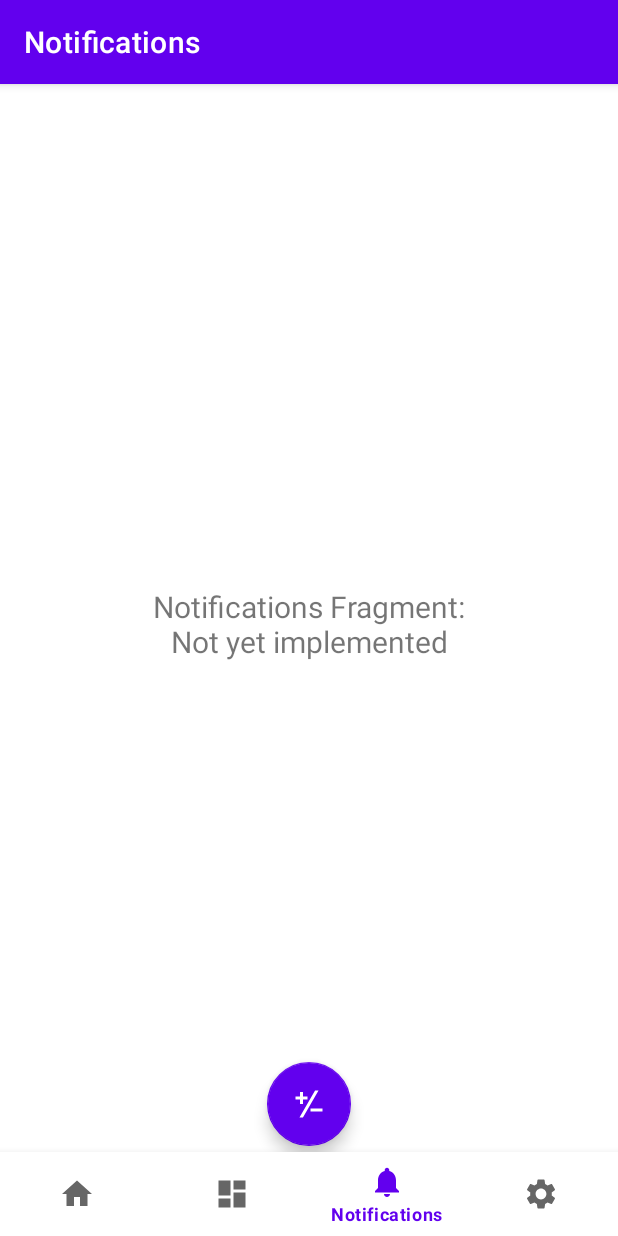
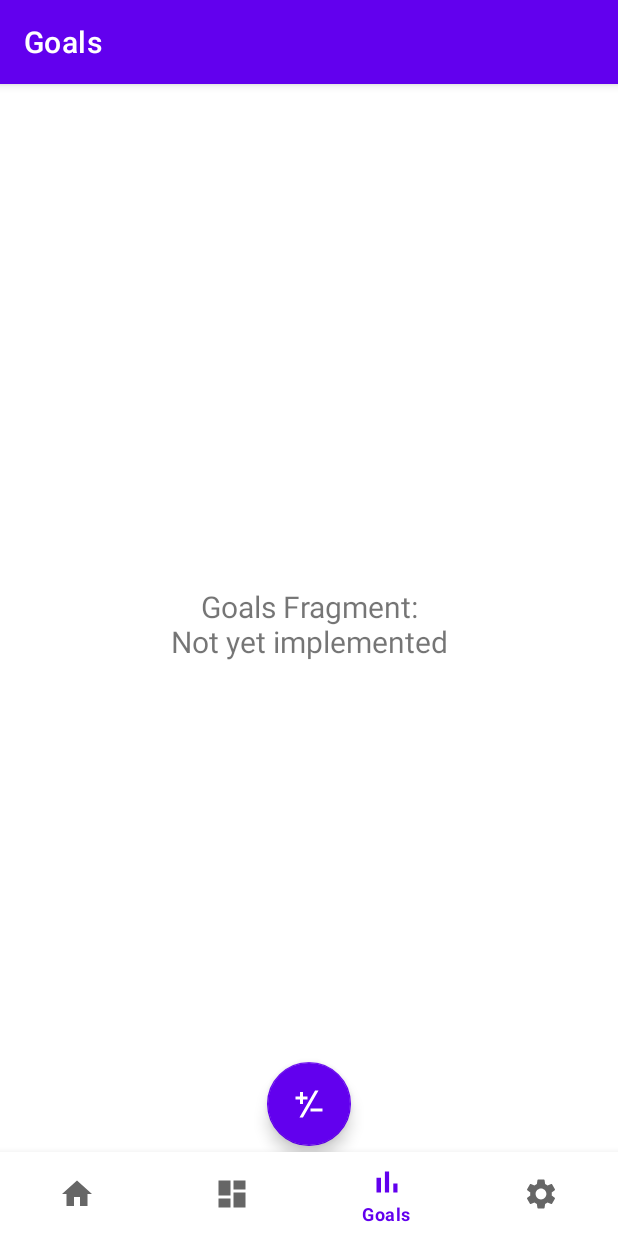
Before and after one commit to amj311/FoodInventoryDemo, an Android app: the NotificationsFragment screen opened through its navigation route, on a phone screen of 412 x 824 dp. Run offline under Robolectric (Android 15) with nearby library versions, the phone set to English and light mode, and no system bars; our stand-ins replace Volley, navigation-ui.

Commit message:
visual fixes

```diff
--- a/app/src/main/java/com/example/foodinventorydemo/ui/notifications/NotificationsViewModel.java
+++ b/app/src/main/java/com/example/foodinventorydemo/ui/notifications/NotificationsViewModel.java
@@ -10,7 +10,7 @@ public class NotificationsViewModel extends ViewModel {
 
     public NotificationsViewModel() {
         mText = new MutableLiveData<>();
-        mText.setValue("Notifications Fragment:\nNot yet implemented");
+        mText.setValue("Goals Fragment:\nNot yet implemented");
     }
 
     public LiveData<String> getText() {
--- /dev/null
+++ b/app/src/main/res/drawable/ic_baseline_bar_chart_24.xml
@@ -0,0 +1,10 @@
+<vector xmlns:android="http://schemas.android.com/apk/res/android"
+    android:width="24dp"
+    android:height="24dp"
+    android:viewportWidth="24"
+    android:viewportHeight="24"
+    android:tint="?attr/colorControlNormal">
+  <path
+      android:fillColor="@android:color/white"
+      android:pathData="M5,9.2h3L8,19L5,19zM10.6,5h2.8v14h-2.8zM16.2,13L19,13v6h-2.8z"/>
+</vector>
--- a/app/src/main/res/layout/list_group.xml
+++ b/app/src/main/res/layout/list_group.xml
@@ -12,6 +12,7 @@
         android:layout_height="wrap_content"
         android:paddingBottom="10dp"
         android:paddingTop="10dp"
+        android:textSize="18sp"
         tools:text="LIFE EVENTS"
         android:layout_marginLeft="32dp" />
 
--- a/app/src/main/res/menu/bottom_nav_menu.xml
+++ b/app/src/main/res/menu/bottom_nav_menu.xml
@@ -13,7 +13,7 @@
 
     <item
         android:id="@+id/navigation_notifications"
-        android:icon="@drawable/ic_notifications_black_24dp"
+        android:icon="@drawable/ic_baseline_bar_chart_24"
         android:title="@string/title_notifications" />
 
     <item
--- a/app/src/main/res/navigation/mobile_navigation.xml
+++ b/app/src/main/res/navigation/mobile_navigation.xml
@@ -8,7 +8,7 @@
     <fragment
         android:id="@+id/navigation_home"
         android:name="com.example.foodinventorydemo.ui.home.HomeFragment"
-        android:label="@string/title_home"
+        android:label="@string/home_top"
         tools:layout="@layout/fragment_home" />
 
     <fragment
--- a/app/src/main/res/values/strings.xml
+++ b/app/src/main/res/values/strings.xml
@@ -1,8 +1,9 @@
 <resources>
     <string name="app_name">FoodInventoryDemo</string>
+    <string name="home_top">Food Storage Inventory</string>
     <string name="title_home">Home</string>
     <string name="title_dashboard">Inventory</string>
-    <string name="title_notifications">Notifications</string>
+    <string name="title_notifications">Goals</string>
     <!-- TODO: Remove or change this placeholder text -->
     <string name="hello_blank_fragment">Hello blank fragment</string>
     <string name="title_settings">Settings</string>
```
